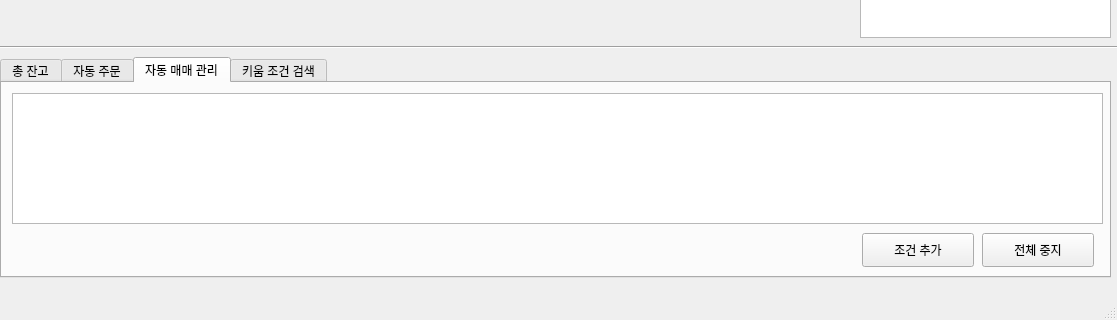
Before: the Qt Designer form main.ui in songxuanqing/PAT, drawn with Qt 5; both pictures show x 0 to 1117 and y 553 to 873 of the 1117 by 873 pixel window.
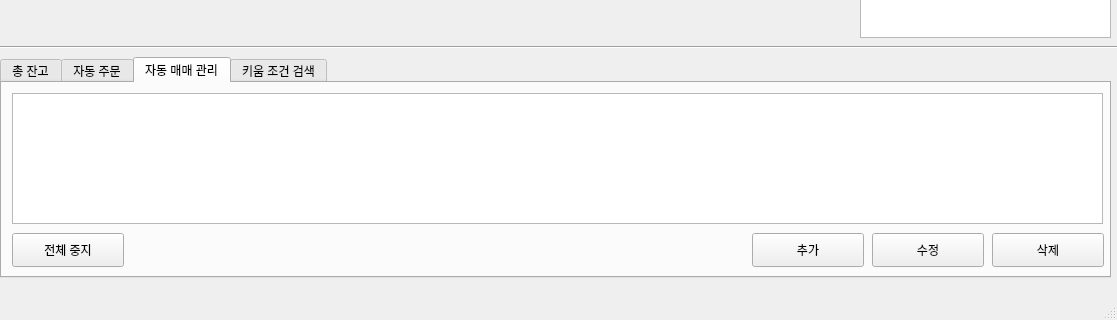
After: the same form once the commit is applied.

Commit message: delete conditions

What changed in the file:
```diff
--- a/main.ui
+++ b/main.ui
@@ -84,20 +84,20 @@
      <widget class="QPushButton" name="bt_addCondition">
       <property name="geometry">
        <rect>
-        <x>860</x>
+        <x>750</x>
         <y>150</y>
         <width>112</width>
         <height>34</height>
        </rect>
       </property>
       <property name="text">
-       <string>조건 추가</string>
+       <string>추가</string>
       </property>
      </widget>
      <widget class="QPushButton" name="bt_stopAll">
       <property name="geometry">
        <rect>
-        <x>980</x>
+        <x>10</x>
         <y>150</y>
         <width>112</width>
         <height>34</height>
@@ -107,6 +107,32 @@
        <string>전체 중지</string>
       </property>
      </widget>
+     <widget class="QPushButton" name="bt_deleteCondition">
+      <property name="geometry">
+       <rect>
+        <x>990</x>
+        <y>150</y>
+        <width>112</width>
+        <height>34</height>
+       </rect>
+      </property>
+      <property name="text">
+       <string>삭제</string>
+      </property>
+     </widget>
+     <widget class="QPushButton" name="bt_editCondition">
+      <property name="geometry">
+       <rect>
+        <x>870</x>
+        <y>150</y>
+        <width>112</width>
+        <height>34</height>
+       </rect>
+      </property>
+      <property name="text">
+       <string>수정</string>
+      </property>
+     </widget>
     </widget>
     <widget class="QWidget" name="tab_kiwoomConditions">
      <attribute name="title">
```
The commit also changes 8 other files.
